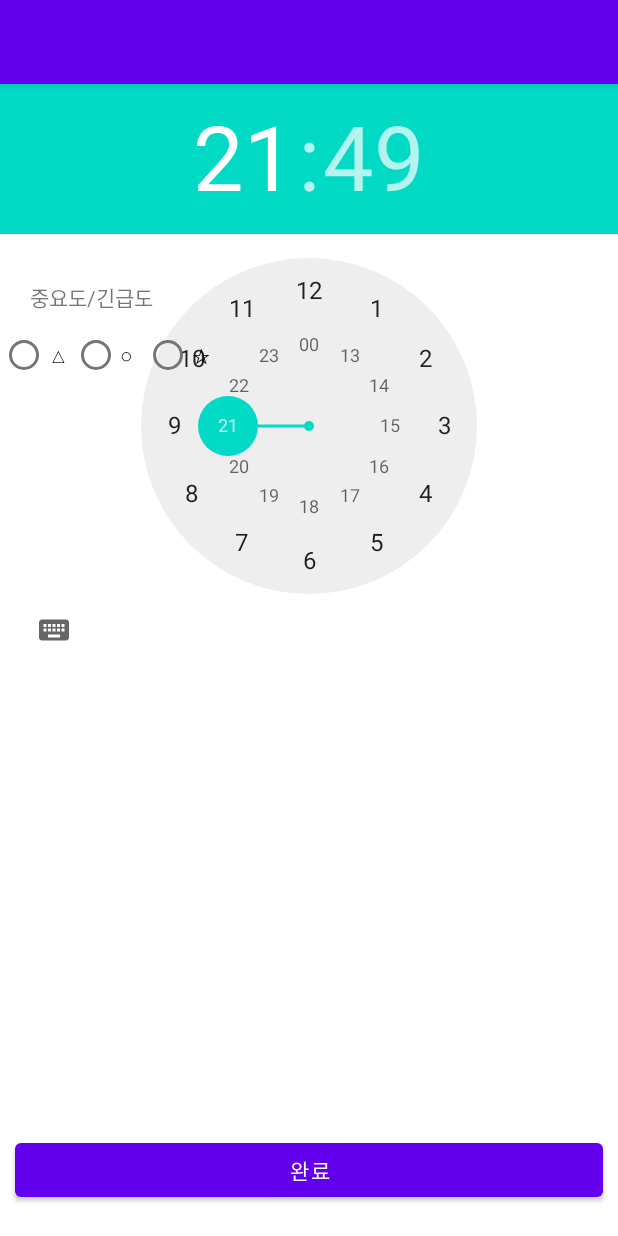
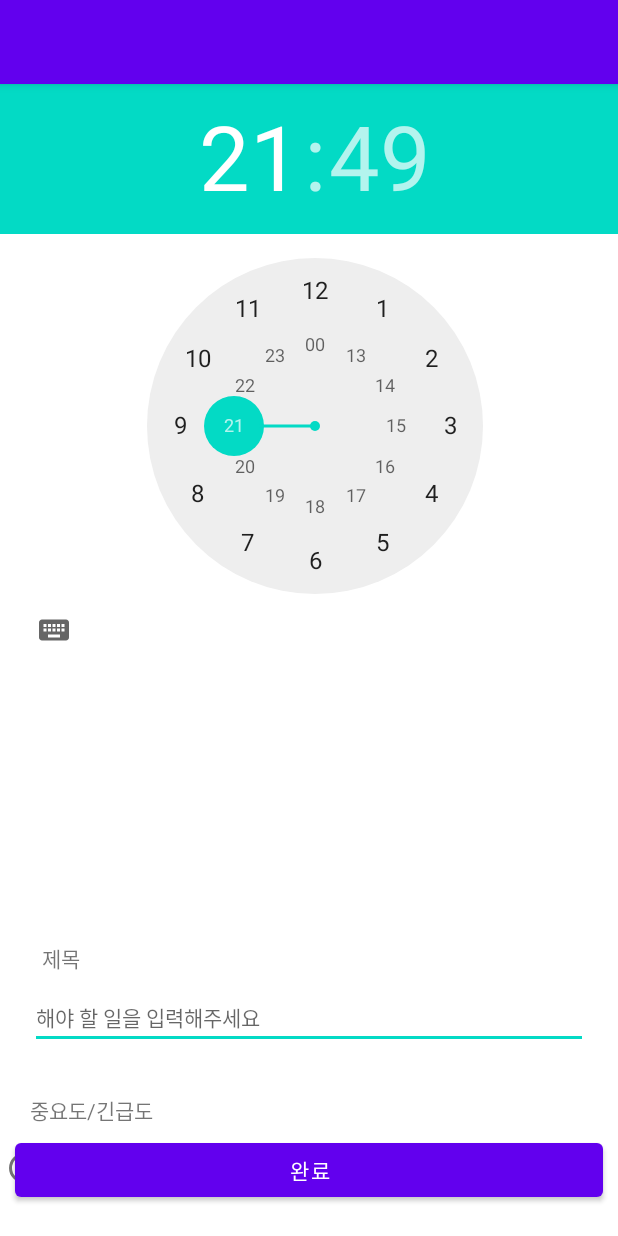
Before and after one commit to prislewarz/MPTeamproject, an Android app: the AddTodoActivity screen opened directly, with no data from a screen before it, on a phone screen of 412 x 824 dp. Run offline under Robolectric (Android 15) with nearby library versions, the phone set to English and light mode, and no system bars; our stand-ins replace Room's generated code.

Commit message:
레이아웃 수정

```diff
--- a/app/build.gradle
+++ b/app/build.gradle
@@ -71,15 +71,17 @@ dependencies {
     implementation 'com.squareup.retrofit2:converter-gson:2.9.0'
     implementation 'com.google.android.gms:play-services-maps:17.0.1'
     implementation 'com.google.android.gms:play-services-location:18.0.0'
+    implementation "androidx.lifecycle:lifecycle-runtime-ktx:2.4.1"
 
-    def room_version = "2.3.0"
+    def room_version = "2.5.1"
     implementation "androidx.room:room-runtime:$room_version"
+    kapt 'androidx.room:room-compiler:2.5.1'
 
     def nav_version = "2.3.5"
     implementation "androidx.navigation:navigation-fragment-ktx:$nav_version"
     implementation "androidx.navigation:navigation-ui-ktx:$nav_version"
 
-    //kapt 'androidx.room:room-complier:2.3.0'
+
 
 
 }
--- /dev/null
+++ b/app/src/main/java/com/example/teamprojectlogin/databinding/DataBindingComponent.java
@@ -0,0 +1,4 @@
+package com.example.teamprojectlogin.databinding;
+
+public interface DataBindingComponent {
+}
--- /dev/null
+++ b/app/src/main/java/com/example/teamprojectlogin/databinding/library/baseAdapters/BR.java
@@ -0,0 +1,5 @@
+package com.example.teamprojectlogin.databinding.library.baseAdapters;
+
+public class BR {
+  public static final int _all = 0;
+}
--- a/app/src/main/res/layout/activity_add_todo.xml
+++ b/app/src/main/res/layout/activity_add_todo.xml
@@ -9,10 +9,10 @@
 
     <TextView
         android:id="@+id/title"
-        android:layout_width="wrap_content"
-        android:layout_height="wrap_content"
-        android:layout_marginStart="20dp"
-        android:layout_marginTop="30dp"
+        android:layout_width="66dp"
+        android:layout_height="0dp"
+        android:layout_marginStart="28dp"
+        android:layout_marginTop="572dp"
         android:text="제목"
         app:layout_constraintStart_toStartOf="parent"
         app:layout_constraintTop_toTopOf="parent" />
@@ -31,13 +31,6 @@
         app:layout_constraintEnd_toEndOf="parent"
         app:layout_constraintStart_toStartOf="parent"
         app:layout_constraintTop_toBottomOf="@id/title" />
-
-    <TimePicker
-        android:id="@+id/timePicker"
-        android:layout_width="wrap_content"
-        android:layout_height="wrap_content"
-        tools:layout_editor_absoluteX="0dp"
-        tools:layout_editor_absoluteY="203dp" />
 
     <TextView
         android:id="@+id/importance"
@@ -90,4 +83,11 @@
         app:layout_constraintEnd_toEndOf="parent"
         app:layout_constraintStart_toStartOf="parent" />
 
+    <TimePicker
+        android:id="@+id/timePicker"
+        android:layout_width="420dp"
+        android:layout_height="443dp"
+        tools:layout_editor_absoluteX="-9dp"
+        tools:layout_editor_absoluteY="-3dp" />
+
 </androidx.constraintlayout.widget.ConstraintLayout>
--- a/app/src/main/res/layout/activity_main.xml
+++ b/app/src/main/res/layout/activity_main.xml
@@ -28,6 +28,11 @@
                 android:textSize="14sp"
                 android:textStyle="bold"/>
 
+            <ImageButton
+                android:id="@+id/button_kakao_login"
+                android:layout_width="match_parent"
+                android:layout_height="wrap_content"
+                app:srcCompat="@drawable/kakao_login_medium_wide" />
 
         </LinearLayout>
     </androidx.constraintlayout.widget.ConstraintLayout>
--- a/app/src/main/res/layout/activity_map.xml
+++ b/app/src/main/res/layout/activity_map.xml
@@ -48,7 +48,7 @@
             android:layout_height="wrap_content"
             android:layout_marginStart="5dp"
             android:letterSpacing="-0.035"
-            android:text="조깅 시간 측정"
+            android:text="움직인 거리 측정"
             android:textColor="@color/white"
             android:textSize="12sp"
             android:textStyle="bold" />
--- a/app/src/main/res/layout/item_todo.xml
+++ b/app/src/main/res/layout/item_todo.xml
@@ -33,7 +33,7 @@
         app:layout_constraintHorizontal_bias="0.0"
         app:layout_constraintStart_toEndOf="@id/tv_importance"
         app:layout_constraintTop_toTopOf="parent"
-        app:layout_constraintVertical_bias="0.679" />
+        app:layout_constraintVertical_bias="0.506" />
 
     <TextView
         android:id="@+id/timeView"
--- a/build.gradle
+++ b/build.gradle
@@ -7,7 +7,10 @@ buildscript {
         classpath "org.jetbrains.kotlin:kotlin-gradle-plugin:$kotlin_version"
     }
     repositories {
+        google()
         mavenCentral()
+        jcenter()
+        maven { url 'https://devrepo.kakao.com/nexus/content/groups/public/' }
     }
 }// Top-level build file where you can add configuration options common to all sub-projects/modules.
 plugins {
```
Also changed, not shown: app/src/main/AndroidManifest.xml (+6 -5 lines), app/src/main/java/com/example/teamprojectlogin/LoginActivity.kt (+5 -2 lines), app/src/main/java/com/example/teamprojectlogin/MainActivity.kt (+3 -6 lines), app/src/main/java/com/example/teamprojectlogin/databinding/DataBinderMapperImpl.java (added, +9 -0 lines), app/src/main/res/values/strings.xml (+6 -2 lines), app/src/main/res/drawable/kakao_login_medium_wide.png (added), 2 other files.
